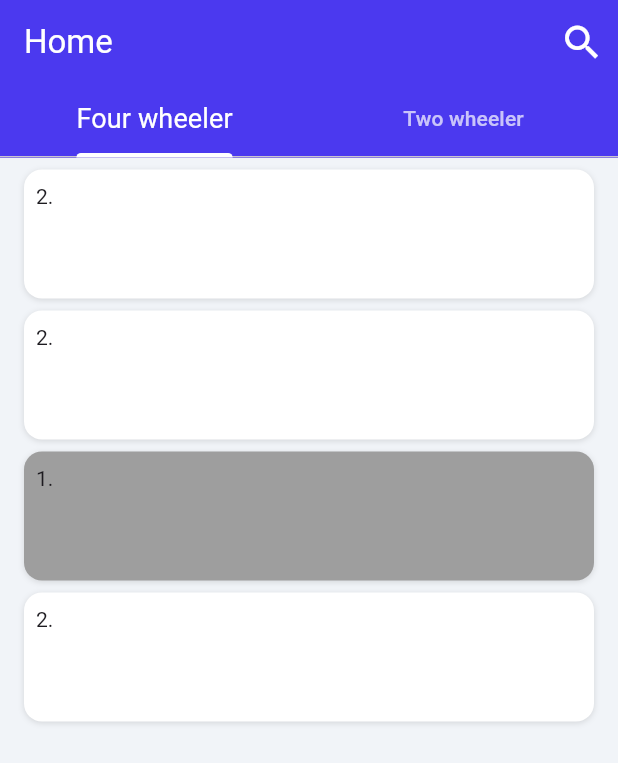
After one commit to Mimithamg/Mini_project, a Flutter app: the SecurityhomeWidget screen opened directly, on a phone screen of 412 x 824 dp. The commit adds this screen. Shown: the top 763 px of the screen. Run offline on Flutter 3.47's test engine with Material 3 defaults, Android fonts, the phone set to English and light mode, and no system bars; our stand-ins replace cached_network_image, cloud_firestore, firebase_auth, firebase_core, flutter_map, flutter_svg and 3 more; accounts and stored records are empty; Roboto replaces fonts that are missing (Readex Pro).

Commit message:
security home screen

```diff
--- a/security_parking_app/security_app/lib/main.dart
+++ b/security_parking_app/security_app/lib/main.dart
@@ -9,7 +9,7 @@ import 'package:security_app/screens/security_homescreen.dart';
 void main() {
   WidgetsFlutterBinding.ensureInitialized();
   Firebase.initializeApp(options: DefaultFirebaseOptions.currentPlatform)
-    .then((value) => Get.put(AuthenticationRepository()));
+      .then((value) => Get.put(AuthenticationRepository()));
   runApp(MyApp());
 }
 
@@ -26,7 +26,7 @@ class MyApp extends StatelessWidget {
       initialRoute: '/login',
       routes: {
         '/login': (context) => LoginScreen(),
-        '/home':(context) => HomeScreen(isStaff: true),
+        '/home': (context) => HomeScreen(isStaff: true),
 
         // Use OtpVerificationPage class
         // Add more routes as needed
--- /dev/null
+++ b/security_parking_app/security_app/lib/screens/home.dart
@@ -0,0 +1,469 @@
+import 'package:flutter/material.dart';
+
+class SecurityhomeWidget extends StatefulWidget {
+  const SecurityhomeWidget({Key? key}) : super(key: key);
+
+  @override
+  State<SecurityhomeWidget> createState() => _SecurityhomeWidgetState();
+}
+
+class _SecurityhomeWidgetState extends State<SecurityhomeWidget>
+    with TickerProviderStateMixin {
+  late TabController _tabController;
+
+  @override
+  void initState() {
+    super.initState();
+    _tabController = TabController(
+      length: 2,
+      vsync: this,
+    );
+  }
+
+  @override
+  void dispose() {
+    _tabController.dispose();
+    super.dispose();
+  }
+
+  @override
+  Widget build(BuildContext context) {
+    return GestureDetector(
+      onTap: () => FocusScope.of(context).unfocus(),
+      child: Scaffold(
+        backgroundColor: Color(0xFF4B39EF),
+        appBar: AppBar(
+          backgroundColor: Color(0xFF4B39EF),
+          automaticallyImplyLeading: false,
+          title: Text(
+            'Home',
+            style: TextStyle(
+              color: Colors.white,
+              fontSize: 22,
+              letterSpacing: 0,
+              fontWeight: FontWeight.normal,
+            ),
+          ),
+          actions: [
+            IconButton(
+              icon: Icon(
+                Icons.search_sharp,
+                color: Colors.white,
+                size: 30,
+              ),
+              onPressed: () {
+                print('IconButton pressed ...');
+              },
+            ),
+          ],
+          centerTitle: false,
+          elevation: 0,
+        ),
+        body: Column(
+          mainAxisSize: MainAxisSize.max,
+          children: [
+            Expanded(
+              child: Column(
+                children: [
+                  Align(
+                    alignment: Alignment(0, 0),
+                    child: TabBar(
+                      labelColor: Colors.white,
+                      unselectedLabelColor: Color(0xB3FFFFFF),
+                      labelStyle: TextStyle(
+                        color: Colors.white,
+                        fontSize: 18,
+                        fontWeight: FontWeight.normal,
+                      ),
+                      unselectedLabelStyle: TextStyle(),
+                      indicatorColor: Color(0xFF4B39EF),
+                      indicatorWeight: 3,
+                      tabs: [
+                        Tab(
+                          text: 'Four wheeler',
+                        ),
+                        Tab(
+                          text: 'Two wheeler',
+                        ),
+                      ],
+                      controller: _tabController,
+                    ),
+                  ),
+                  Expanded(
+                    child: TabBarView(
+                      controller: _tabController,
+                      children: [
+                        Container(
+                          width: 100,
+                          height: 100,
+                          decoration: BoxDecoration(
+                            color: Color(0xFFF1F4F8),
+                          ),
+                          child: ListView(
+                            padding: EdgeInsets.zero,
+                            scrollDirection: Axis.vertical,
+                            children: [
+                              Padding(
+                                padding: EdgeInsetsDirectional.fromSTEB(
+                                  16,
+                                  8,
+                                  16,
+                                  0,
+                                ),
+                                child: Container(
+                                  width: double.infinity,
+                                  decoration: BoxDecoration(
+                                    color: Colors.white,
+                                    boxShadow: [
+                                      BoxShadow(
+                                        blurRadius: 3,
+                                        color: Color(0x20000000),
+                                        offset: Offset(
+                                          0.0,
+                                          1,
+                                        ),
+                                      )
+                                    ],
+                                    borderRadius: BorderRadius.circular(12),
+                                  ),
+                                  child: Column(
+                                    mainAxisSize: MainAxisSize.max,
+                                    crossAxisAlignment:
+                                        CrossAxisAlignment.start,
+                                    children: [
+                                      Padding(
+                                        padding: EdgeInsets.all(8),
+                                        child: Container(
+                                          width: 375,
+                                          height: 70,
+                                          decoration: BoxDecoration(
+                                            color: Colors.white,
+                                          ),
+                                          child: Text(
+                                            '2. ',
+                                            style: TextStyle(
+                                              fontFamily: 'Readex Pro',
+                                              letterSpacing: 0,
+                                            ),
+                                          ),
+                                        ),
+                                      ),
+                                    ],
+                                  ),
+                                ),
+                              ),
+
+                              Padding(
+                                padding: EdgeInsetsDirectional.fromSTEB(
+                                  16,
+                                  8,
+                                  16,
+                                  0,
+                                ),
+                                child: Container(
+                                  width: double.infinity,
+                                  decoration: BoxDecoration(
+                                    color: Colors.white,
+                                    boxShadow: [
+                                      BoxShadow(
+                                        blurRadius: 3,
+                                        color: Color(0x20000000),
+                                        offset: Offset(
+                                          0.0,
+                                          1,
+                                        ),
+                                      )
+                                    ],
+                                    borderRadius: BorderRadius.circular(12),
+                                  ),
+                                  child: Column(
+                                    mainAxisSize: MainAxisSize.max,
+                                    crossAxisAlignment:
+                                        CrossAxisAlignment.start,
+                                    children: [
+                                      Padding(
+                                        padding: EdgeInsets.all(8),
+                                        child: Container(
+                                          width: 375,
+                                          height: 70,
+                                          decoration: BoxDecoration(
+                                            color: Colors.white,
+                                          ),
+                                          child: Text(
+                                            '2. ',
+                                            style: TextStyle(
+                                              fontFamily: 'Readex Pro',
+                                              letterSpacing: 0,
+                                            ),
+                                          ),
+                                        ),
+                                      ),
+                                    ],
+                                  ),
+                                ),
+                              ),
+
+                              Padding(
+                                padding: EdgeInsetsDirectional.fromSTEB(
+                                  16,
+                                  8,
+                                  16,
+                                  0,
+                                ),
+                                child: Container(
+                                  width: double.infinity,
+                                  decoration: BoxDecoration(
+                                    color: Colors.grey,
+                                    boxShadow: [
+                                      BoxShadow(
+                                        blurRadius: 3,
+                                        color: Color(0x20000000),
+                                        offset: Offset(
+                                          0.0,
+                                          1,
+                                        ),
+                                      )
+                                    ],
+                                    borderRadius: BorderRadius.circular(12),
+                                  ),
+                                  child: Column(
+                                    mainAxisSize: MainAxisSize.max,
+                                    crossAxisAlignment:
+                                        CrossAxisAlignment.start,
+                                    children: [
+                                      Padding(
+                                        padding: EdgeInsets.all(8),
+                                        child: Container(
+                                          width: 375,
+                                          height: 70,
+                                          child: Text(
+                                            '1. ',
+                                            style: TextStyle(
+                                              fontFamily: 'Readex Pro',
+                                              letterSpacing: 0,
+                                            ),
+                                          ),
+                                        ),
+                                      ),
+                                    ],
+                                  ),
+                                ),
+                              ),
+                              Padding(
+                                padding: EdgeInsetsDirectional.fromSTEB(
+                                  16,
+                                  8,
+                                  16,
+                                  0,
+                                ),
+                                child: Container(
+                                  width: double.infinity,
+                                  decoration: BoxDecoration(
+                                    color: Colors.white,
+                                    boxShadow: [
+                                      BoxShadow(
+                                        blurRadius: 3,
+                                        color: Color(0x20000000),
+                                        offset: Offset(
+                                          0.0,
+                                          1,
+                                        ),
+                                      )
+                                    ],
+                                    borderRadius: BorderRadius.circular(12),
+                                  ),
+                                  child: Column(
+                                    mainAxisSize: MainAxisSize.max,
+                                    crossAxisAlignment:
+                                        CrossAxisAlignment.start,
+                                    children: [
+                                      Padding(
+                                        padding: EdgeInsets.all(8),
+                                        child: Container(
+                                          width: 375,
+                                          height: 70,
+                                          decoration: BoxDecoration(
+                                            color: Colors.white,
+                                          ),
+                                          child: Text(
+                                            '2. ',
+                                            style: TextStyle(
+                                              fontFamily: 'Readex Pro',
+                                              letterSpacing: 0,
+                                            ),
+                                          ),
+                                        ),
+                                      ),
+                                    ],
+                                  ),
+                                ),
+                              ),
+// Add more items here as needed
+                            ],
+                          ),
+                        ),
+                        Container(
+                          width: 100,
+                          height: 100,
+                          decoration: BoxDecoration(
+                            color: Color(0xFFF1F4F8),
+                          ),
+                          child: ListView(
+                            padding: EdgeInsets.zero,
+                            scrollDirection: Axis.vertical,
+                            children: [
+                              Padding(
+                                padding: EdgeInsetsDirectional.fromSTEB(
+                                  16,
+                                  8,
+                                  16,
+                                  0,
+                                ),
+                                child: Container(
+                                  width: double.infinity,
+                                  decoration: BoxDecoration(
+                                    color: Colors.grey,
+                                    boxShadow: [
+                                      BoxShadow(
+                                        blurRadius: 3,
+                                        color: Color(0x20000000),
+                                        offset: Offset(
+                                          0.0,
+                                          1,
+                                        ),
+                                      )
+                                    ],
+                                    borderRadius: BorderRadius.circular(12),
+                                  ),
+                                  child: Column(
+                                    mainAxisSize: MainAxisSize.max,
+                                    crossAxisAlignment:
+                                        CrossAxisAlignment.start,
+                                    children: [
+                                      Padding(
+                                        padding: EdgeInsets.all(8),
+                                        child: Container(
+                                          width: 375,
+                                          height: 70,
+                                          child: Text(
+                                            '5. ',
+                                            style: TextStyle(
+                                              fontFamily: 'Readex Pro',
+                                              letterSpacing: 0,
+                                            ),
+                                          ),
+                                        ),
+                                      ),
+                                    ],
+                                  ),
+                                ),
+                              ),
+// Add more items here as needed
+                              Padding(
+                                padding: EdgeInsetsDirectional.fromSTEB(
+                                  16,
+                                  8,
+                                  16,
+                                  0,
+                                ),
+                                child: Container(
+                                  width: double.infinity,
+                                  decoration: BoxDecoration(
+                                    color: Colors.white,
+                                    boxShadow: [
+                                      BoxShadow(
+                                        blurRadius: 3,
+                                        color: Color(0x20000000),
+                                        offset: Offset(
+                                          0.0,
+                                          1,
+                                        ),
+                                      )
+                                    ],
+                                    borderRadius: BorderRadius.circular(12),
+                                  ),
+                                  child: Column(
+                                    mainAxisSize: MainAxisSize.max,
+                                    crossAxisAlignment:
+                                        CrossAxisAlignment.start,
+                                    children: [
+                                      Padding(
+                                        padding: EdgeInsets.all(8),
+                                        child: Container(
+                                          width: 375,
+                                          height: 70,
+                                          child: Text(
+                                            '5. ',
+                                            style: TextStyle(
+                                              fontFamily: 'Readex Pro',
+                                              letterSpacing: 0,
+                                            ),
+                                          ),
+                                        ),
+                                      ),
+                                    ],
+                                  ),
+                                ),
+                              ),
+
+                              Padding(
+                                padding: EdgeInsetsDirectional.fromSTEB(
+                                  16,
+                                  8,
+                                  16,
+                                  0,
+                                ),
+                                child: Container(
+                                  width: double.infinity,
+                                  decoration: BoxDecoration(
+                                    color: Colors.white,
+                                    boxShadow: [
+                                      BoxShadow(
+                                        blurRadius: 3,
+                                        color: Color(0x20000000),
+                                        offset: Offset(
+                                          0.0,
+                                          1,
+                                        ),
+                                      )
+                                    ],
+                                    borderRadius: BorderRadius.circular(12),
+                                  ),
+                                  child: Column(
+                                    mainAxisSize: MainAxisSize.max,
+                                    crossAxisAlignment:
+                                        CrossAxisAlignment.start,
+                                    children: [
+                                      Padding(
+                                        padding: EdgeInsets.all(8),
+                                        child: Container(
+                                          width: 375,
+                                          height: 70,
+                                          child: Text(
+                                            '5. ',
+                                            style: TextStyle(
+                                              fontFamily: 'Readex Pro',
+                                              letterSpacing: 0,
+                                            ),
+                                          ),
+                                        ),
+                                      ),
+                                    ],
+                                  ),
+                                ),
+                              ),
+                            ],
+                          ),
+                        ),
+                      ],
+                    ),
+                  ),
+                ],
+              ),
+            ),
+          ],
+        ),
+      ),
+    );
+  }
+}
--- a/security_parking_app/security_app/lib/screens/loginscreen.dart
+++ b/security_parking_app/security_app/lib/screens/loginscreen.dart
@@ -1,6 +1,7 @@
 import 'package:firebase_auth/firebase_auth.dart';
 import 'package:flutter/material.dart';
 import 'package:cloud_firestore/cloud_firestore.dart';
+import 'package:security_app/screens/home.dart';
 import 'package:security_app/screens/parking_space_details.dart'; // Import your ParkingSpaceDetailsScreen here
 
 class LoginScreen extends StatefulWidget {
@@ -240,8 +241,9 @@ class _LoginScreenState extends State<LoginScreen> {
               Navigator.push(
                 context,
                 MaterialPageRoute(
-                  builder: (context) => ParkingSpaceDetailsScreen(
-                      spaceId: assignedParkingSpaceId.toString()),
+                  builder: (context) => SecurityhomeWidget(
+                      //spaceId: assignedParkingSpaceId.toString()
+                      ),
                 ),
               );
             } else {
--- a/security_parking_app/security_app/lib/screens/parking_space_details.dart
+++ b/security_parking_app/security_app/lib/screens/parking_space_details.dart
@@ -1,5 +1,7 @@
 import 'package:flutter/material.dart';
 import 'package:cloud_firestore/cloud_firestore.dart';
+import 'package:security_app/screens/home.dart';
+import 'package:security_app/screens/security_homescreen.dart';
 
 class ParkingSpaceDetailsScreen extends StatelessWidget {
   final String spaceId;
@@ -52,6 +54,18 @@ class ParkingSpaceDetailsScreen extends StatelessWidget {
                   Text('Space Name: ${parkingSpaceData['space_name']}'),
                   Text('Working Time: ${parkingSpaceData['working_time']}'),
                   // Add more details as needed
+                  FloatingActionButton(
+                    // Add FloatingActionButton
+                    onPressed: () {
+                      // Navigator.push(
+                      //   context,
+                      //   MaterialPageRoute(
+                      //       builder: (context) =>
+                      //           SecurityhomeWidget()), // Navigate to NextPage
+                      // );
+                    },
+                    child: Icon(Icons.arrow_forward),
+                  ),
                 ],
               ),
             );
```
